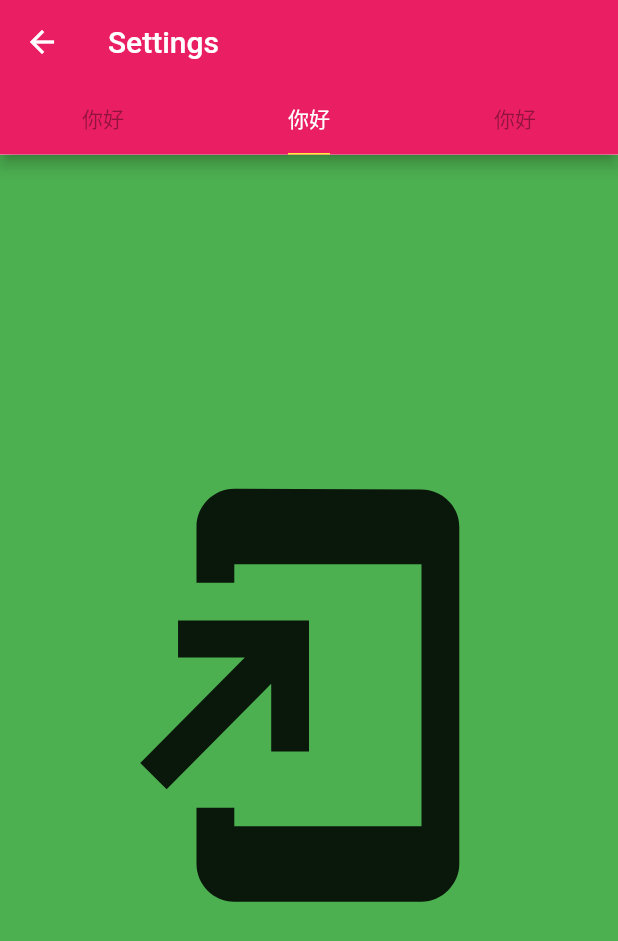
After one commit to Darren-xd/flutter_dome, a Flutter app: the SettingPage screen opened directly, tab 2 chosen, on a phone screen of 412 x 824 dp. The commit adds this screen. Shown: the top 941 px of the screen. Run offline on Flutter 3.47's test engine with Material 2 defaults, Android fonts, the phone set to English and light mode, and no system bars; our stand-ins replace flutter_swiper; network calls fail.

Commit message:
测试的

```diff
--- a/lib/main.dart
+++ b/lib/main.dart
@@ -1,4 +1,5 @@
 import 'package:flutter/material.dart';
+import 'package:flutter_dome/appBar/app_bar.dart';
 import 'package:flutter_dome/home_page.dart';
 
 void main() => runApp(MyApp());
@@ -13,7 +14,8 @@ class MyApp extends StatelessWidget {
       theme: ThemeData(
         primarySwatch: Colors.pink,
       ),
-      home: HomePage(),
+      // home: HomePage(),
+      home: AppBarView(),
     );
   }
 }
--- /dev/null
+++ b/lib/settings/setting_page.dart
@@ -0,0 +1,123 @@
+import 'package:flutter/material.dart';
+import 'package:flutter_swiper/flutter_swiper.dart';
+
+class SettingPage extends StatefulWidget {
+  @override
+  _SettingPageState createState() => _SettingPageState();
+}
+
+class _SettingPageState extends State<SettingPage> {
+  @override
+  Widget build(BuildContext context) {
+    return DefaultTabController(
+      length: 3,
+      child: Scaffold(
+          appBar: AppBar(
+            title: Text("Settings"),
+            bottom: TabBar(
+              unselectedLabelColor: Colors.black38,
+              indicatorColor: Colors.yellow,
+              indicatorSize: TabBarIndicatorSize.label,
+              indicatorWeight: 1.0,
+              tabs: <Widget>[
+                Tab(
+                  child: Text(
+                    '你好',
+                    style: TextStyle(fontSize: 14),
+                  ),
+                ),
+                Tab(
+                  child: Text(
+                    '你好',
+                    style: TextStyle(fontSize: 14),
+                  ),
+                ),
+                Tab(
+                  child: Text(
+                    '你好',
+                    style: TextStyle(fontSize: 14),
+                  ),
+                )
+              ],
+            ),
+          ),
+          body: TabBarView(
+            children: <Widget>[
+              SizedBox(
+                height: 200,
+                width: 100,
+                child: Container(
+                  color: Colors.green,
+                  child: new Swiper(
+                    itemBuilder: (BuildContext context, int index) {
+                      return new Image.network(
+                        "http://via.placeholder.com/350x150",
+                        fit: BoxFit.fill,
+                      );
+                    },
+                    itemCount: 5,
+                    scale: 0.8,
+                    viewportFraction: 0.8,
+                    pagination: new SwiperPagination(),
+                    control: new SwiperControl(),
+                  ),
+                ),
+              ),
+
+              Container(
+                color: Colors.green,
+                child: Icon(
+                  Icons.add_to_home_screen,
+                  size: 300,
+                ),
+              ),
+
+              // Icon(
+              //   Icons.access_alarm,
+              //   size: 300,
+              // ),
+
+              DefaultTabController(
+                length: 3,
+                child: Scaffold(
+                    appBar: TabBar(
+                      unselectedLabelColor: Colors.black38,
+                      labelColor: Colors.red,
+                      indicatorColor: Colors.yellow,
+                      indicatorSize: TabBarIndicatorSize.label,
+                      indicatorWeight: 1.0,
+                      tabs: <Widget>[
+                        Tab(
+                          icon: Icon(Icons.local_florist),
+                          // text: '你好',
+                        ),
+                        Tab(
+                          icon: Icon(Icons.change_history),
+                        ),
+                        Tab(
+                          icon: Icon(Icons.directions),
+                        )
+                      ],
+                    ),
+                    body: TabBarView(
+                      children: <Widget>[
+                        Icon(
+                          Icons.access_alarm,
+                          size: 300,
+                        ),
+                        Icon(
+                          Icons.change_history,
+                          size: 300,
+                        ),
+                        Icon(
+                          Icons.directions,
+                          size: 300,
+                        ),
+                      ],
+                    )),
+              )
+            ],
+          )),
+    );
+  }
+}
```
Also changed, not shown: lib/appBar/app_bar.dart (added, +57 -0 lines), lib/home/cell/home_body_cell.dart (added, +134 -0 lines), lib/home/home_body.dart (added, +47 -0 lines), lib/home/home_page.dart (added, +70 -0 lines), lib/home_page.dart (+38 -12 lines), lib/prefile_page.dart (+103 -2 lines), pubspec.yaml (+3 -6 lines), pubspec.lock, 4 other files.
